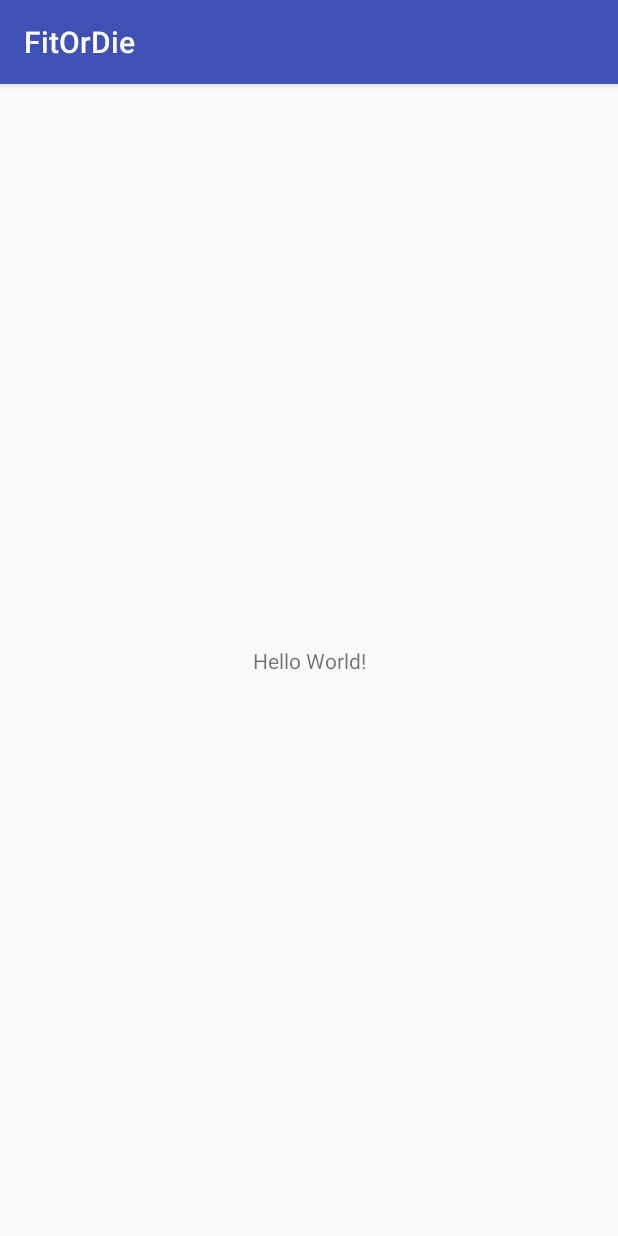
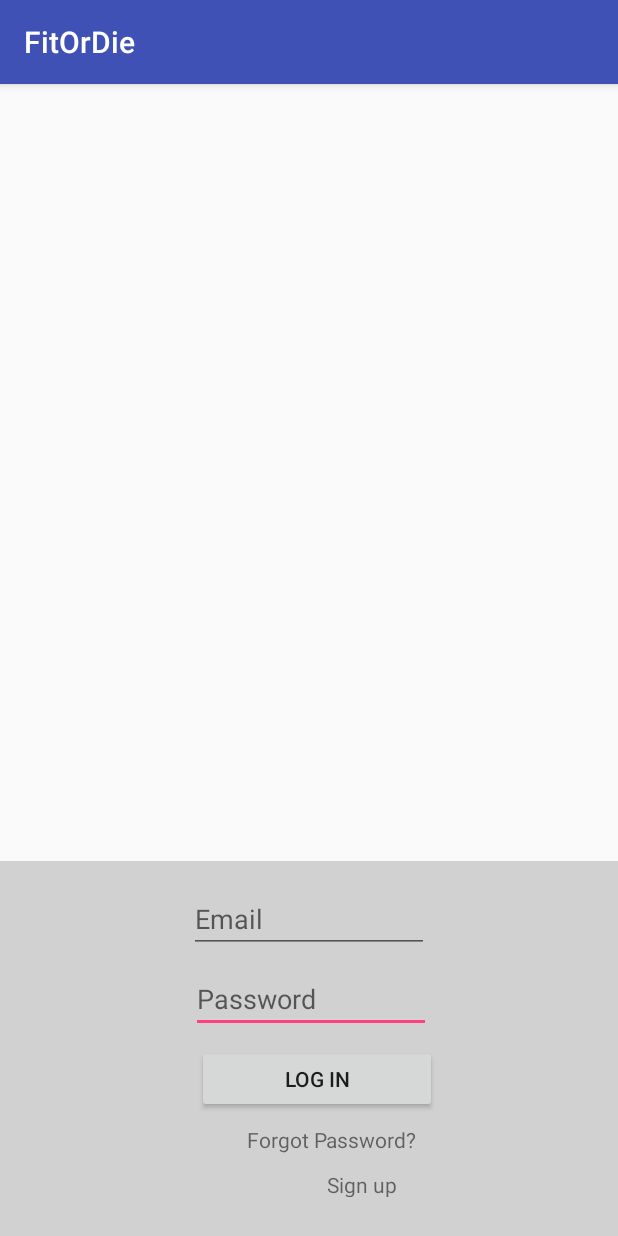
Before and after one commit to CS3398-Cappucino-Dreamers/CS3398-Cappucino-F2017, an Android app: the screen it shows after launch (FitOrDie before the commit, LoginActivity after it), on a phone screen of 412 x 824 dp. Run offline under Robolectric (Android 15) with nearby library versions, the phone set to English and light mode, and no system bars.

Commit message:
Added Login Widgets (Views)
Added Login Views without functionality.
Used Constraint Layout for bottom half of login container.

```diff
--- a/MyApplication/app/src/main/AndroidManifest.xml
+++ b/MyApplication/app/src/main/AndroidManifest.xml
@@ -9,7 +9,7 @@
         android:roundIcon="@mipmap/ic_launcher_round"
         android:supportsRtl="true"
         android:theme="@style/AppTheme">
-        <activity android:name=".FitOrDie">
+        <activity android:name=".Login.LoginActivity">
             <intent-filter>
                 <action android:name="android.intent.action.MAIN" />
 
--- a/MyApplication/app/src/main/java/com/example/ben/fitordie/FitOrDie.java
+++ /dev/null
@@ -1,18 +0,0 @@
-package com.example.ben.fitordie;
-
-import android.support.v7.app.AppCompatActivity;
-import android.os.Bundle;
-
-public class FitOrDie extends AppCompatActivity {
-
-    @Override
-    protected void onCreate(Bundle savedInstanceState) {
-        super.onCreate(savedInstanceState);
-        setContentView(R.layout.activity_fit_or_die);
-
-
-    }
-
-
-
-}
--- /dev/null
+++ b/MyApplication/app/src/main/java/com/example/ben/fitordie/Login/LoginActivity.java
@@ -0,0 +1,35 @@
+package com.example.ben.fitordie.Login;
+
+import android.content.Intent;
+import android.support.v7.app.AppCompatActivity;
+import android.os.Bundle;
+import android.widget.Button;
+import android.widget.TextView;
+
+import com.example.ben.fitordie.R;
+
+public class LoginActivity extends AppCompatActivity {
+
+
+    private TextView signUpText; // Sign Up Text that will be clickable
+
+    @Override
+    protected void onCreate(Bundle savedInstanceState) {
+        super.onCreate(savedInstanceState);
+        setContentView(R.layout.activity_fit_or_die);
+
+        signUpText = (TextView) findViewById(R.id.signUp);
+
+    }
+
+
+    /**
+     * This method will send a user to the sign up activity if the sign up button is clicked
+     *
+     */
+    public void goToSignUpActivity(){
+
+    }
+
+
+}
--- a/MyApplication/app/src/main/res/layout/activity_fit_or_die.xml
+++ b/MyApplication/app/src/main/res/layout/activity_fit_or_die.xml
@@ -4,15 +4,89 @@
     xmlns:tools="http://schemas.android.com/tools"
     android:layout_width="match_parent"
     android:layout_height="match_parent"
-    tools:context="com.example.ben.fitordie.FitOrDie">
+    tools:context="com.example.ben.fitordie.Login.LoginActivity">
 
-    <TextView
-        android:layout_width="wrap_content"
-        android:layout_height="wrap_content"
-        android:text="Hello World!"
+    <!-- This constraint layout holds the bottom half of the login activity -->
+    <android.support.constraint.ConstraintLayout
+        android:id="@+id/bottomLoginLayout"
+        android:background="@color/lightGray"
+        android:layout_width="0dp"
+        android:layout_height="250dp"
+        android:layout_marginBottom="0dp"
+        android:layout_marginLeft="0dp"
+        android:layout_marginRight="0dp"
+        android:layout_marginTop="8dp"
         app:layout_constraintBottom_toBottomOf="parent"
+        app:layout_constraintHorizontal_bias="0.0"
         app:layout_constraintLeft_toLeftOf="parent"
         app:layout_constraintRight_toRightOf="parent"
-        app:layout_constraintTop_toTopOf="parent" />
+        app:layout_constraintTop_toTopOf="parent"
+        app:layout_constraintVertical_bias="1.0">
+
+        <TextView
+            android:id="@+id/signUp"
+            android:layout_width="60dp"
+            android:layout_height="18dp"
+            android:layout_marginBottom="8dp"
+            android:layout_marginRight="8dp"
+            android:layout_marginTop="8dp"
+            android:text="@string/sign_up"
+            app:layout_constraintBottom_toBottomOf="parent"
+            app:layout_constraintRight_toRightOf="@+id/username"
+            app:layout_constraintTop_toBottomOf="@+id/forgotPassword"
+            app:layout_constraintVertical_bias="0.133"
+            tools:layout_editor_absoluteY="204dp" />
+
+        <TextView
+            android:id="@+id/forgotPassword"
+            android:layout_width="wrap_content"
+            android:layout_height="wrap_content"
+            android:text="@string/forgot_pass"
+            android:layout_marginTop="8dp"
+            app:layout_constraintTop_toBottomOf="@+id/loginBtn"
+            android:layout_marginRight="8dp"
+            app:layout_constraintRight_toRightOf="@+id/username" />
+
+        <Button
+            android:id="@+id/loginBtn"
+            android:layout_width="160dp"
+            android:layout_height="45dp"
+            android:layout_marginBottom="80dp"
+            android:layout_marginRight="-5dp"
+            android:layout_marginTop="8dp"
+            android:text="Log in"
+            app:layout_constraintBottom_toBottomOf="parent"
+            app:layout_constraintRight_toRightOf="@+id/username"
+            app:layout_constraintTop_toBottomOf="@+id/password"
+            app:layout_constraintVertical_bias="0.0" />
+
+        <EditText
+            android:id="@+id/password"
+            android:layout_width="160dp"
+            android:layout_height="45dp"
+            android:layout_marginRight="-1dp"
+            android:layout_marginTop="8dp"
+            android:ems="10"
+            android:inputType="textPassword"
+            android:hint="@string/passwordHint"
+            app:layout_constraintRight_toRightOf="@+id/username"
+            app:layout_constraintTop_toBottomOf="@+id/username" />
+
+        <EditText
+            android:id="@+id/username"
+            android:hint="@string/usernameHint"
+            android:layout_width="160dp"
+            android:layout_height="45dp"
+            android:layout_marginLeft="8dp"
+            android:layout_marginRight="8dp"
+            android:layout_marginTop="16dp"
+            android:ems="10"
+            android:inputType="text"
+            app:layout_constraintLeft_toLeftOf="parent"
+            app:layout_constraintRight_toRightOf="parent"
+            app:layout_constraintTop_toTopOf="parent" />
+
+    </android.support.constraint.ConstraintLayout>
+
 
 </android.support.constraint.ConstraintLayout>
--- a/MyApplication/app/src/main/res/values/colors.xml
+++ b/MyApplication/app/src/main/res/values/colors.xml
@@ -3,4 +3,5 @@
     <color name="colorPrimary">#3F51B5</color>
     <color name="colorPrimaryDark">#303F9F</color>
     <color name="colorAccent">#FF4081</color>
+    <color name="lightGray">#d1d1d1</color>
 </resources>
--- a/MyApplication/app/src/main/res/values/strings.xml
+++ b/MyApplication/app/src/main/res/values/strings.xml
@@ -1,3 +1,9 @@
 <resources>
     <string name="app_name">FitOrDie</string>
+    <string name="forgot_pass">Forgot Password?</string>
+    <string name="sign_up">Sign up</string>
+    <string name="no_account">Don\'t have an account?</string>
+    <string name="login">Log in</string>
+    <string name="passwordHint">Password</string>
+    <string name="usernameHint">Email</string>
 </resources>
```
